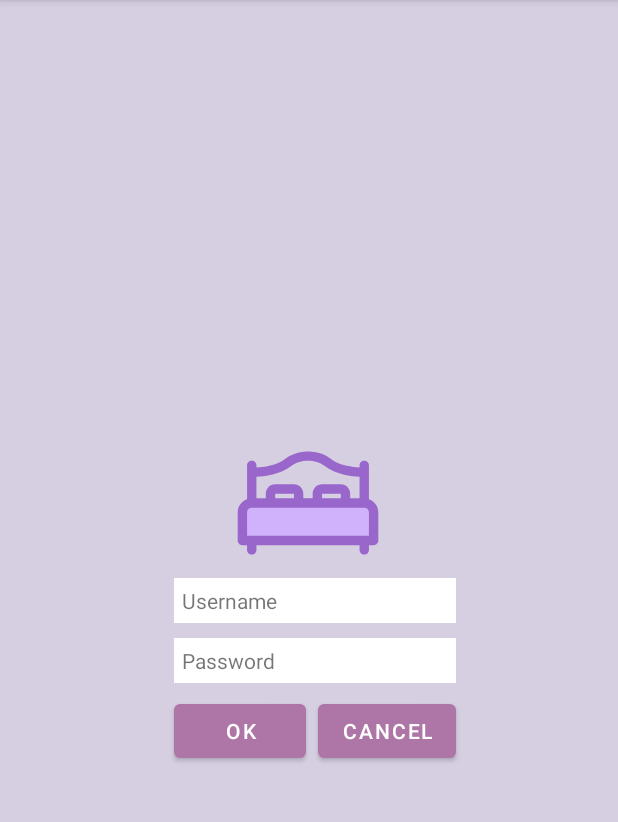
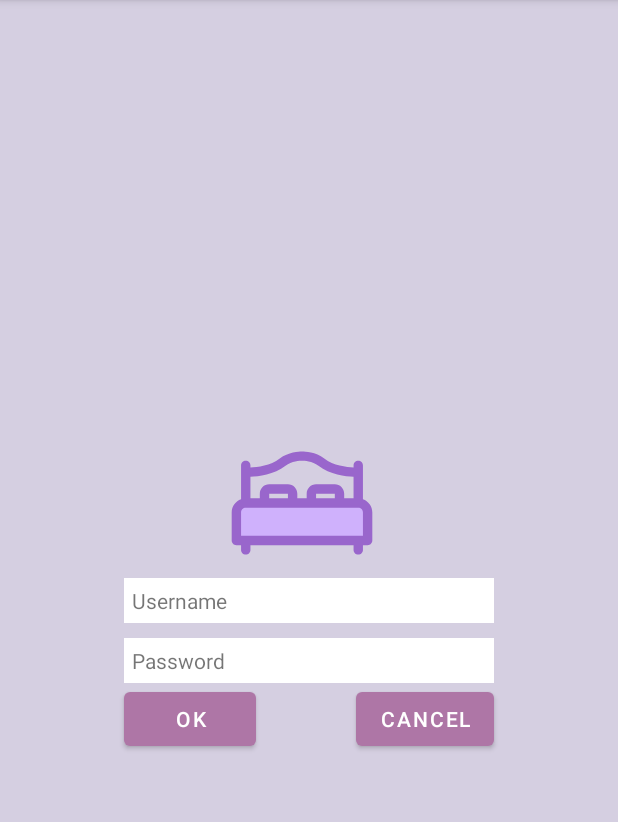
Before and after one commit to ArinoMichi/First, an Android app: the screen it shows after launch (MainActivity), on a phone screen of 412 x 824 dp, the part 84-906 px from its top. Run offline under Robolectric (Android 15) with nearby library versions, the phone set to English and light mode, and no system bars.

Commit message:
"Perfeccionando aun mas ahora con guidelines"

```diff
--- a/app/src/main/res/layout/activity_main.xml
+++ b/app/src/main/res/layout/activity_main.xml
@@ -16,8 +16,8 @@
         android:background="@color/white"
         android:layout_marginTop="32dp"
         app:layout_constraintBottom_toBottomOf="parent"
-        app:layout_constraintEnd_toEndOf="@id/boton2"
-        app:layout_constraintStart_toStartOf="@id/boton1"
+        app:layout_constraintEnd_toEndOf="@id/guideRight"
+        app:layout_constraintStart_toStartOf="@id/guideLeft"
         app:layout_constraintTop_toTopOf="parent" />
 
     <TextView
@@ -29,29 +29,27 @@
         android:text="Password"
         android:background="@color/white"
         app:layout_constraintTop_toBottomOf="@+id/username"
-        app:layout_constraintEnd_toEndOf="@id/boton2"
-        app:layout_constraintStart_toStartOf="@id/boton1"/>
+        app:layout_constraintEnd_toEndOf="@id/guideRight"
+        app:layout_constraintStart_toStartOf="@id/guideLeft"/>
 
     <Button
         android:id="@+id/boton1"
         android:layout_width="wrap_content"
         android:layout_height="wrap_content"
-        android:layout_margin="8dp"
         android:text="OK"
-        app:layout_constraintEnd_toEndOf="parent"
-        app:layout_constraintHorizontal_bias="0.35"
-        app:layout_constraintStart_toStartOf="parent"
-        app:layout_constraintTop_toBottomOf="@+id/password" />
+        app:layout_constraintTop_toBottomOf="@+id/password"
+        app:layout_constraintStart_toStartOf="@id/guideLeft"
+        />
 
     <Button
         android:id="@+id/boton2"
         android:layout_width="wrap_content"
         android:layout_height="wrap_content"
-        android:layout_marginLeft="8dp"
         android:text="CANCEL"
         app:layout_constraintBottom_toBottomOf="@+id/boton1"
-        app:layout_constraintStart_toEndOf="@+id/boton1"
-        app:layout_constraintTop_toTopOf="@+id/boton1" />
+        app:layout_constraintStart_toOf="@+id/boton1"
+        app:layout_constraintTop_toTopOf="@+id/boton1"
+        app:layout_constraintEnd_toEndOf="@id/guideRight"/>
 
     <ImageView
         android:layout_width="100dp"
@@ -60,16 +58,18 @@
         android:layout_marginEnd="83dp"
         android:src="@drawable/bed_icon"
         app:layout_constraintBottom_toTopOf="@+id/username"
-        app:layout_constraintEnd_toEndOf="@+id/boton2"
-        app:layout_constraintStart_toStartOf="@+id/boton1" />
+        app:layout_constraintEnd_toEndOf="@+id/guideRight"
+        app:layout_constraintStart_toStartOf="@+id/guideLeft" />
 
     <androidx.constraintlayout.widget.Guideline
+        android:id="@+id/guideLeft"
         android:layout_width="match_parent"
         android:layout_height="match_parent"
         android:orientation="vertical"
         app:layout_constraintGuide_percent="0.20"/>
 
     <androidx.constraintlayout.widget.Guideline
+        android:id="@+id/guideRight"
         android:layout_width="match_parent"
         android:layout_height="match_parent"
         android:orientation="vertical"
```
